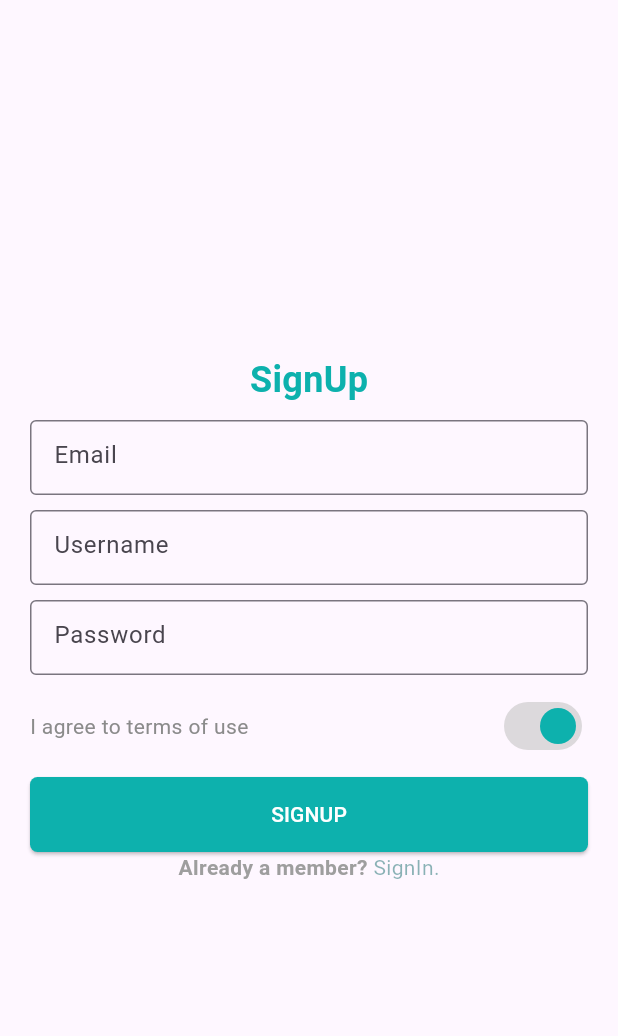
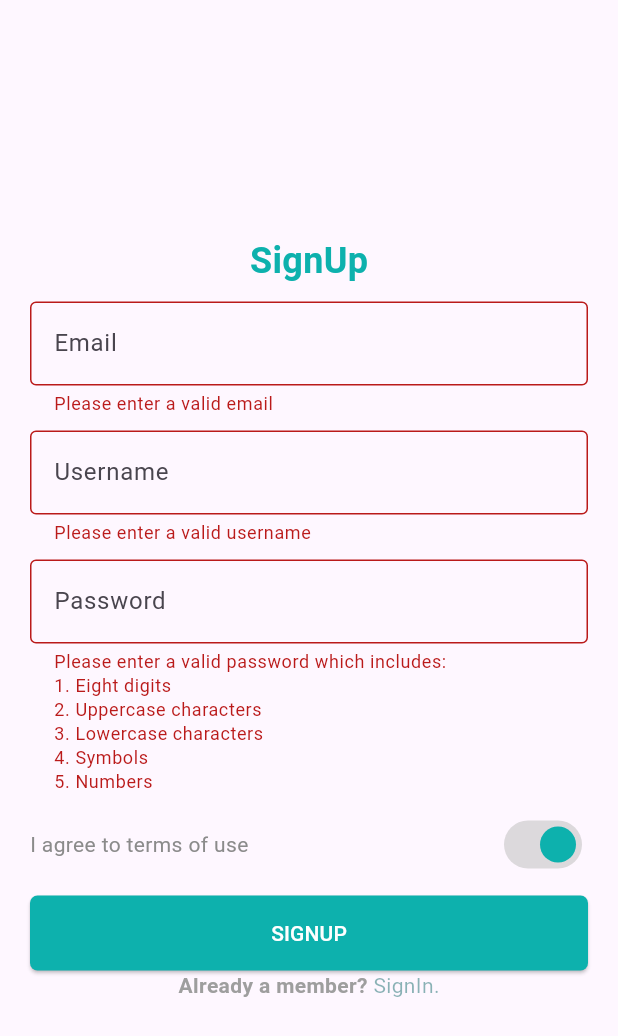
Before and after one commit to Din-coder/FutureFit, a Flutter app: the SignupScreen screen opened directly, after a tap on "SIGNUP", on a phone screen of 412 x 824 dp. Shown: the top 1036 px of the screen. Run offline on Flutter 3.47's test engine with Material 2 defaults, Android fonts, the phone set to English and light mode, and no system bars; our stand-ins replace hive_flutter; accounts and stored records are empty.

Commit message:
Created functions for User table, SignUp functionlity

```diff
--- a/lib/db/functions/db_functions.dart
+++ b/lib/db/functions/db_functions.dart
@@ -1,14 +1,33 @@
 import 'package:futurefit/db/models/db_models.dart';
+import 'package:hive_flutter/hive_flutter.dart';
+
+const UserDatabaseName = 'User-Database';
 
 abstract class UserDbFunctions{
-  // List<UserModel> getUser();
+  Future<List<UserModel>> getUser();
   Future<void> AddUser(UserModel value);
 }
 
 class UserDb implements UserDbFunctions{
+  UserDb._internal();
+
+  static UserDb instance = UserDb._internal();
+
+  factory UserDb(){
+    return instance;
+  }
+
   @override
   Future<void> AddUser(UserModel value) async{
+    final UserDB = await Hive.openBox<UserModel>(UserDatabaseName);
+    await UserDB.add(value);
+  }
 
+  @override
+  Future<List<UserModel>> getUser() async{
+    final UserDB = await Hive.openBox<UserModel>(UserDatabaseName);
+    // await Hive.box<UserModel>(UserDatabaseName).clear();
+    return UserDB.values.toList();
   }
 
 }
--- a/lib/db/models/db_models.dart
+++ b/lib/db/models/db_models.dart
@@ -4,7 +4,7 @@ part 'db_models.g.dart';
 @HiveType(typeId: 1)
 class UserModel{
   @HiveField(0)
-  late final String user_id;
+  String? user_id;
   @HiveField(1)
   final String username;
   @HiveField(2)
@@ -16,5 +16,7 @@ class UserModel{
     required this.username,
     required this.email,
     required this.password
-  });
+  }){
+    user_id = DateTime.now().millisecondsSinceEpoch.toString();
+  }
 }
--- a/lib/main.dart
+++ b/lib/main.dart
@@ -1,12 +1,12 @@
 import 'package:flutter/material.dart';
 import 'package:futurefit/db/models/db_models.dart';
-import 'package:futurefit/screens/AfterLogin/homescreen.dart';
+import 'package:futurefit/screens/BeforeLogin/signup.dart';
 import 'package:hive_flutter/hive_flutter.dart';
 
 Future<void> main() async{
   WidgetsFlutterBinding.ensureInitialized();
   await Hive.initFlutter();
-  if(Hive.isAdapterRegistered(UserModelAdapter().typeId)){
+  if(!Hive.isAdapterRegistered(UserModelAdapter().typeId)){
     Hive.registerAdapter(UserModelAdapter());
   }
   runApp(const MyApp());
@@ -24,7 +24,7 @@ class MyApp extends StatelessWidget {
         colorScheme: ColorScheme.fromSeed(seedColor: Colors.deepPurple),
         useMaterial3: true,
       ),
-      home: HomeScreen(),
+      home: SignupScreen(),
     );
   }
 }
--- a/lib/screens/BeforeLogin/reset_password.dart
+++ b/lib/screens/BeforeLogin/reset_password.dart
@@ -1,4 +1,3 @@
-import 'package:cool_alert/cool_alert.dart';
 import 'package:flutter/material.dart';
 
 class ResetPasswordScreen extends StatelessWidget {
--- a/lib/screens/BeforeLogin/signup.dart
+++ b/lib/screens/BeforeLogin/signup.dart
@@ -1,4 +1,7 @@
 import 'package:flutter/material.dart';
+import 'package:futurefit/db/functions/db_functions.dart';
+import 'package:futurefit/db/models/db_models.dart';
+import 'package:futurefit/screens/BeforeLogin/login.dart';
 
 class SignupScreen extends StatelessWidget {
   SignupScreen({super.key});
@@ -7,6 +10,36 @@ class SignupScreen extends StatelessWidget {
   final userController = TextEditingController();
   final passwordController = TextEditingController();
 
+  final _formKey = GlobalKey<FormState>();
+
+  String? ValidateEmail(String? email) {
+    RegExp emailRegex = RegExp(r'^[\w\.-]+@[\w-]+\.\w{2,3}(\.\w{2,3})?$');
+    final isEmailValid = emailRegex.hasMatch(email ?? '');
+    if(!isEmailValid){
+      return 'Please enter a valid email';
+    }
+    return null;
+  }
+
+  String? ValidatePassword(String? password){
+    if(password!.length < 8){
+      return 'Please enter a valid password which includes: \n1. Eight digits\n2. Uppercase characters\n3. Lowercase characters\n4. Symbols\n5. Numbers';
+    }
+    if(!password.contains(RegExp(r'[A-Z]'))){
+      return 'Please enter a valid password which includes: \n1. Eight digits\n2. Uppercase characters\n3. Lowercase characters\n4. Symbols\n5. Numbers';
+    }
+    if(!password.contains(RegExp(r'[a-z]'))){
+      return 'Please enter a valid password which includes: \n1. Eight digits\n2. Uppercase characters\n3. Lowercase characters\n4. Symbols\n5. Numbers';
+    }
+    if(!password.contains(RegExp(r'[0-9]'))){
+      return 'Please enter a valid password which includes: \n1. Eight digits\n2. Uppercase characters\n3. Lowercase characters\n4. Symbols\n5. Numbers';
+    }
+    if(!password.contains(RegExp(r'[!@#$%^&*(),.?":{}|<>]'))){
+      return 'Please enter a valid password which includes: \n1. Eight digits\n2. Uppercase characters\n3. Lowercase characters\n4. Symbols\n5. Numbers';
+    }
+    return null;
+  }
+
   @override
   Widget build(BuildContext context) {
     return Scaffold(
@@ -14,6 +47,8 @@ class SignupScreen extends StatelessWidget {
         child: Padding(
           padding: const EdgeInsets.all(20.0),
           child: Center(
+            child: Form(
+              key: _formKey,
               child: Column(
                 mainAxisAlignment: MainAxisAlignment.center,
                 children: [
@@ -26,38 +61,32 @@ class SignupScreen extends StatelessWidget {
                     ),
                   ),
                   const SizedBox(height: 10,),
-                SizedBox(
-                  height: 50,
-                  child: TextFormField(
+                  TextFormField(
                     controller: emailController,
                     decoration: const InputDecoration(
                       border: OutlineInputBorder(),
                       hintText: 'Email',
                     ),
-                  ),
+                    validator: ValidateEmail,
                   ),
                   const SizedBox(height: 10,),
-                SizedBox(
-                  height: 50,
-                  child: TextFormField(
+                  TextFormField(
                     controller: userController,
                     decoration: const InputDecoration(
                       border: OutlineInputBorder(),
                       hintText: 'Username',
                     ),
-                  ),
+                    validator: (username)=>username!.length<3?'Please enter a valid username':null,
                   ),
                   const SizedBox(height: 10,),
-                SizedBox(
-                  height: 50,
-                  child: TextFormField(
+                  TextFormField(
                     obscureText: true,
                     controller: passwordController,
                     decoration: const InputDecoration(
                       border: OutlineInputBorder(),
                       hintText: 'Password'
                     ),
-                  ),
+                    validator: ValidatePassword,
                   ),
                   const SizedBox(height: 10,),
                   Row(
@@ -82,8 +111,13 @@ class SignupScreen extends StatelessWidget {
                   ),
                   const SizedBox(height: 10,),
                   ElevatedButton(
-                  onPressed: (){
-                    LoginWithData();
+                    onPressed: () async{
+
+                      final _validate = _formKey.currentState!.validate();
+                      if (!_validate == false){
+                        SignUpWithData(context);
+                      }
+
                     },
                     style: ElevatedButton.styleFrom(
                       foregroundColor: Colors.white, backgroundColor: const Color.fromARGB(255, 13, 177, 173),
@@ -120,18 +154,56 @@ class SignupScreen extends StatelessWidget {
               ),
             ),
           ),
+        ),
 
       ),
     );
   }
 
   // ignore: non_constant_identifier_names
-  Future<void> LoginWithData() async{
+  Future<void> SignUpWithData(BuildContext ctx) async{
     final user = userController.text;
+    final email = emailController.text;
     final password = userController.text;
-    // ignore: unrelated_type_equality_checks
-    if(user == password){
+    bool isOriginal = true;
 
+
+    final userList = await UserDb().getUser();
+    userList.forEach((element) {
+      if(element.username == user){
+        isOriginal = false;
+        ScaffoldMessenger.of(ctx).showSnackBar(
+          const SnackBar(
+            duration: Duration(seconds: 10),
+            behavior: SnackBarBehavior.floating,
+            margin: EdgeInsets.all(20),
+            backgroundColor: Color.fromARGB(199, 255, 17, 0),
+            content: Text('Username already exists')
+          )
+        );
+        return;
+      }
+      if(element.email == email){
+        isOriginal = false;
+        ScaffoldMessenger.of(ctx).showSnackBar(
+          const SnackBar(
+            duration: Duration(seconds: 10),
+            behavior: SnackBarBehavior.floating,
+            margin: EdgeInsets.all(20),
+            backgroundColor: Color.fromARGB(199, 255, 17, 0),
+            content: Text('The same email has already been used for another account.')
+          )
+        );
+        return;
+      }
+    });
+
+    if (isOriginal == true){
+      final userDatas = UserModel(username: user, email: email, password: password);
+      await UserDb().AddUser(userDatas);
+      Navigator.of(ctx).pushReplacement(MaterialPageRoute(builder: (ctx){
+      return LoginScreen();
+    }));
     }
 
   }
```
Also changed, not shown: lib/db/models/db_models.g.dart, lib/screens/add_more_details.dart (added). Lines whose indentation alone changed are shown as unchanged.
